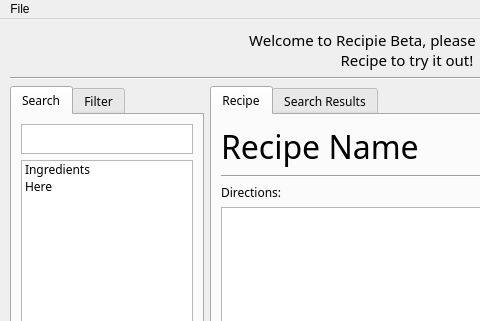
The window that testing/recipie_test/mainwindow.ui (starshine-bcit/Recipie) describes before a commit, drawn with Qt 5; both pictures show x 0 to 480 and y 0 to 321 of the 800 by 600 pixel window.
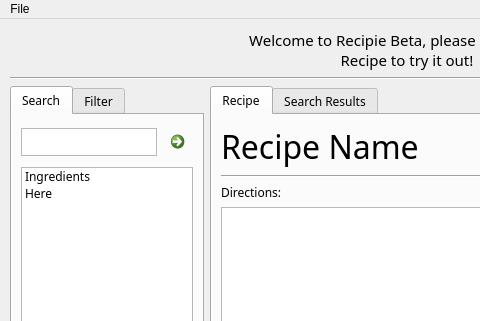
The same window after the commit. The open tabs and pages were chosen to show the change. Icons and pictures are not drawn.

Commit message: Update UI further in preparation of building logic functions

The edit to the form file:
```diff
--- a/testing/recipie_test/mainwindow.ui
+++ b/testing/recipie_test/mainwindow.ui
@@ -171,6 +171,8 @@
          </attribute>
          <layout class="QVBoxLayout" name="verticalLayout_6" stretch="0,1,0">
           <item>
+           <layout class="QHBoxLayout" name="horizontalLayoutEnterIngredient" stretch="1,0">
+            <item>
            <widget class="QPlainTextEdit" name="plainTextEditIngredientEntry">
             <property name="sizePolicy">
              <sizepolicy hsizetype="Expanding" vsizetype="Preferred">
@@ -181,9 +183,12 @@
             <property name="maximumSize">
              <size>
               <width>16777215</width>
-              <height>30</height>
-             </size>
-            </property>
+                <height>28</height>
+               </size>
+              </property>
+              <property name="frameShadow">
+               <enum>QFrame::Sunken</enum>
+              </property>
             <property name="verticalScrollBarPolicy">
              <enum>Qt::ScrollBarAlwaysOff</enum>
             </property>
@@ -202,6 +207,36 @@
            </widget>
           </item>
           <item>
+             <widget class="QCommandLinkButton" name="commandLinkButtonEnterIngredient">
+              <property name="sizePolicy">
+               <sizepolicy hsizetype="Fixed" vsizetype="Fixed">
+                <horstretch>0</horstretch>
+                <verstretch>0</verstretch>
+               </sizepolicy>
+              </property>
+              <property name="minimumSize">
+               <size>
+                <width>20</width>
+                <height>20</height>
+               </size>
+              </property>
+              <property name="maximumSize">
+               <size>
+                <width>30</width>
+                <height>40</height>
+               </size>
+              </property>
+              <property name="cursor">
+               <cursorShape>PointingHandCursor</cursorShape>
+              </property>
+              <property name="text">
+               <string/>
+              </property>
+             </widget>
+            </item>
+           </layout>
+          </item>
+          <item>
            <widget class="QListWidget" name="listWidgetSearchInput">
             <property name="editTriggers">
              <set>QAbstractItemView::NoEditTriggers</set>
```
Left out of the diff: 2 changed lines with no effect on the pictures. Lines whose indentation alone changed are shown as unchanged. The commit also changes 6 other files.
